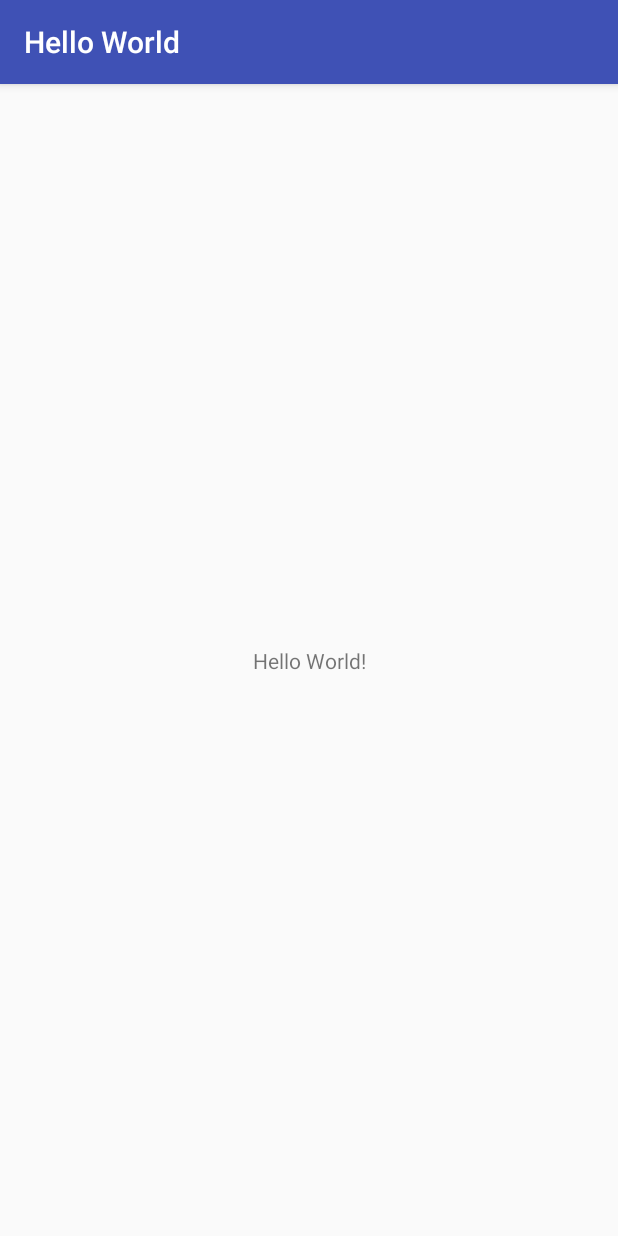
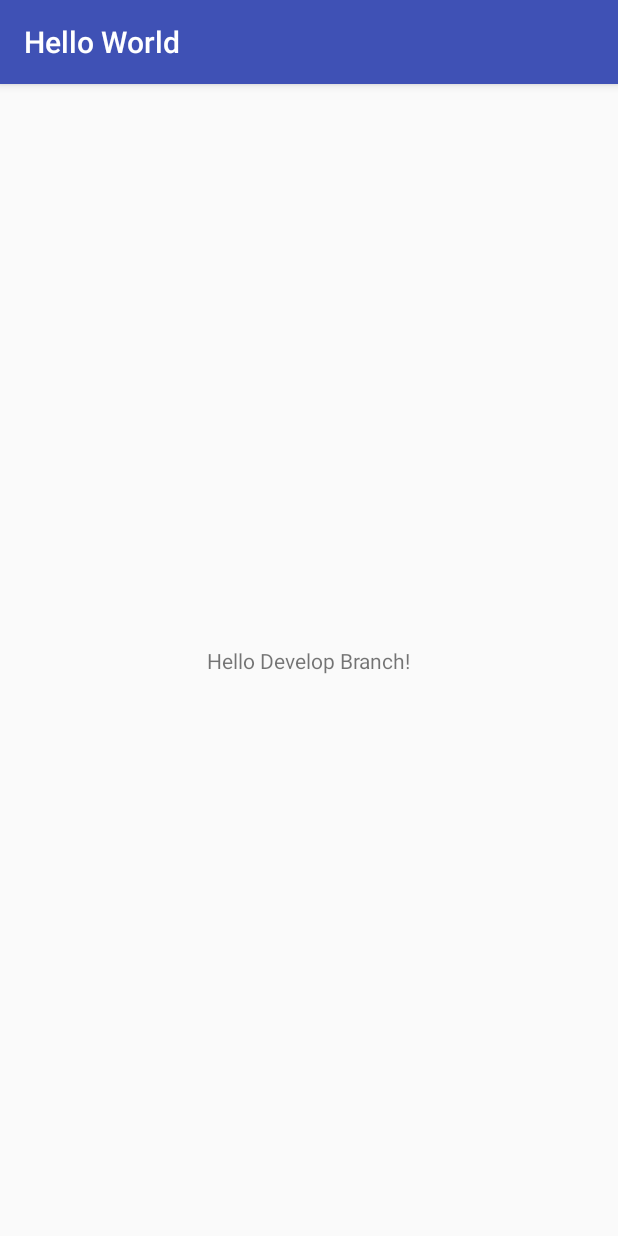
Before and after one commit to Byrne12/Byrne12-106NTUT_ApplicationSoftwareDesign_Lab_1, an Android app: the screen it shows after launch (MainActivity), on a phone screen of 412 x 824 dp. Run offline under Robolectric (Android 15) with nearby library versions, the phone set to English and light mode, and no system bars.

Commit message:
Edit TextView

```diff
--- a/app/src/main/res/layout/activity_main.xml
+++ b/app/src/main/res/layout/activity_main.xml
@@ -9,7 +9,7 @@
     <TextView
         android:layout_width="wrap_content"
         android:layout_height="wrap_content"
-        android:text="Hello World!"
+        android:text="Hello Develop Branch!"
         app:layout_constraintBottom_toBottomOf="parent"
         app:layout_constraintLeft_toLeftOf="parent"
         app:layout_constraintRight_toRightOf="parent"
```
